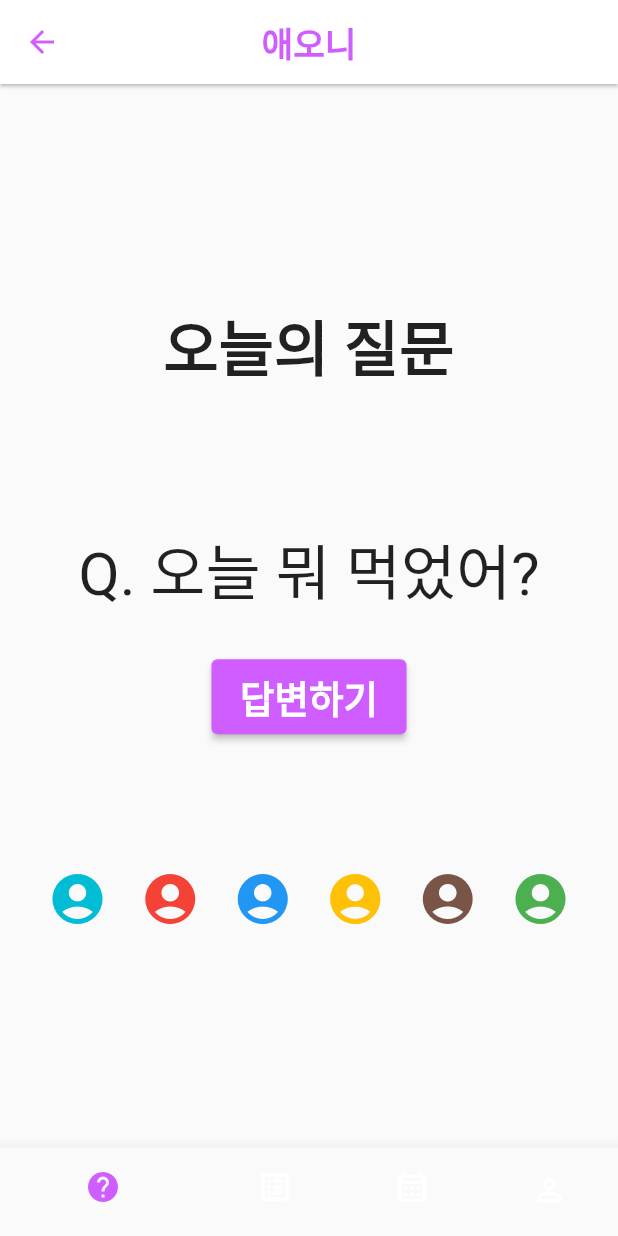
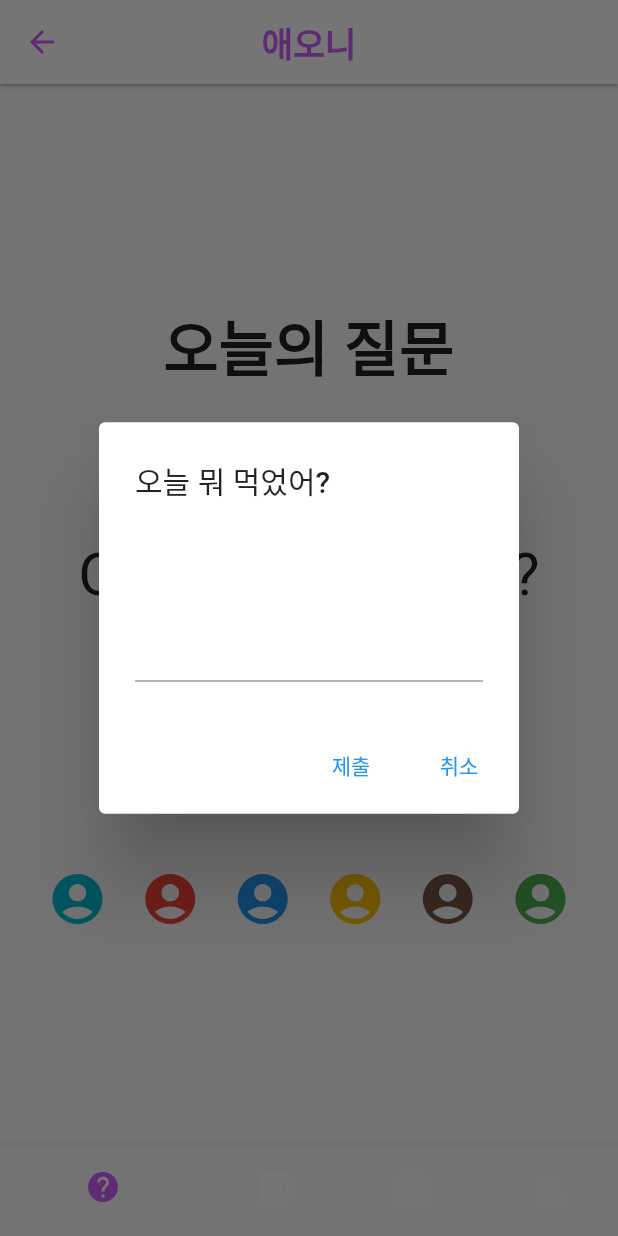
Before and after one commit to cej3827/ummmm, a Flutter app: the screen it shows after launch, after a tap on "답변하기", on a phone screen of 412 x 824 dp. Run offline on Flutter 3.47's test engine with Material 2 defaults, Android fonts, the phone set to English and light mode, and no system bars; Roboto replaces fonts that are missing (cafe).

Commit message:
[front] 질문리스트창 만들었는데 Card안됨 슬픔... 답변하기 팝업도 만들었우

```diff
--- a/newflutter/lib/main.dart
+++ b/newflutter/lib/main.dart
@@ -31,7 +31,7 @@ class _MyAppState extends State<MyApp> {
           icon: Icon(Icons.arrow_back),
         ),
       ),
-      body: [question(), Text('list'), Text('calender'), Text('My')][tab],
+      body: [question(), qlist(), Text('calender'), Text('My')][tab],
 
       bottomNavigationBar: BottomNavigationBar(
         showUnselectedLabels: false,
@@ -41,7 +41,6 @@ class _MyAppState extends State<MyApp> {
             tab = i;
           });
         },
-
         items: [
           BottomNavigationBarItem(
             label: '오늘의 질문',
@@ -112,6 +111,8 @@ class bottombar extends StatelessWidget {
   } // build
 } // bottombar
 */
+
+//오늘의 질문 창
 class question extends StatelessWidget {
   const question({Key? key}) : super(key: key);
 
@@ -120,6 +121,7 @@ class question extends StatelessWidget {
     return Center(
       child: Container(
         padding: EdgeInsets.fromLTRB(10, 50, 10, 50), // 상하좌우 여백주기
+        child: SingleChildScrollView(
           child: Column(
             mainAxisAlignment: MainAxisAlignment.center,
             crossAxisAlignment: CrossAxisAlignment.center,
@@ -157,7 +159,33 @@ class question extends StatelessWidget {
                     "답변하기",
                     style: TextStyle(fontSize: 25, fontWeight: FontWeight.bold),
                   ),
-                onPressed: () {}, // 버튼 누르는 효과
+                  onPressed: () {
+                    showDialog(
+                        context: context,
+                        builder: (BuildContext con) {
+                          return AlertDialog(
+                            title: Text("오늘 뭐 먹었어?"),
+                            content: SingleChildScrollView(
+                              child: TextField(
+                                keyboardType: TextInputType.multiline,
+                                maxLines: null,
+                                decoration: InputDecoration(
+                                    contentPadding: EdgeInsets.all(40)),
+                              ),
+                            ),
+                            actions: [
+                              TextButton(
+                                onPressed: () => Navigator.of(context).pop(),
+                                child: Text("제출"),
+                              ),
+                              TextButton(
+                                onPressed: () => Navigator.of(context).pop(),
+                                child: Text("취소"),
+                              ),
+                            ],
+                          );
+                        });
+                  }, // 버튼 누르는 효과
                 ),
               ),
               SizedBox(
@@ -192,6 +220,41 @@ class question extends StatelessWidget {
             ], // children
           ),
         ),
+      ),
     );
   }
 }
+
+// 질문 리스트 창
+
+class qlist extends StatelessWidget {
+  const qlist({Key? key}) : super(key: key);
+
+
+  @override
+  Widget build(BuildContext context) {
+    return Center(
+      child: Container(
+        padding: EdgeInsets.fromLTRB(10, 50, 10, 50), // 상하좌우 여백주기
+        child: SingleChildScrollView(
+          child: Column(
+            children: [
+              Container(
+                child: ListView.builder(
+                  itemCount: 3,
+                  itemBuilder: (context, i) {
+                    return const Card(
+                      child: ListTile(
+                        title: Text("제발 돌아가라고오오오ㅗ"),
+                      ),
+                    );
+                  },
+                ),
+              ),
+            ],
+          ),
+        ),
+      ),
+    );
+  }
+}
```
Lines whose indentation alone changed are shown as unchanged.
